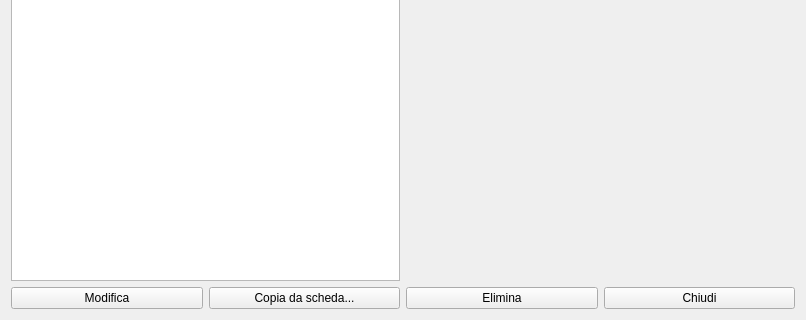
fblabs/hamlet-mod-sancon, file hschedeclienti.ui: the form before one commit; both pictures show x 0 to 806 and y 329 to 649 of the 806 by 649 pixel window.
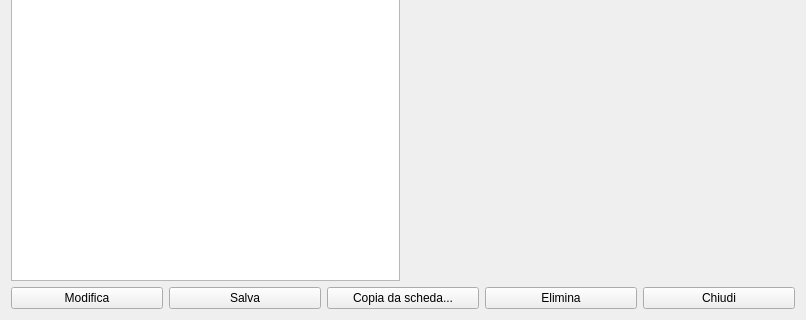
The form after the commit. Icons and pictures are not drawn. Custom widgets are drawn as their Qt base class.

```diff
--- a/hschedeclienti.ui
+++ b/hschedeclienti.ui
@@ -134,6 +134,23 @@
        </property>
       </widget>
      </item>
+     <item>
+      <widget class="QPushButton" name="pushButton_2">
+       <property name="text">
+        <string>Salva</string>
+       </property>
+       <property name="icon">
+        <iconset resource="icons.qrc">
+         <normaloff>:/Resources/save-icon.png</normaloff>:/Resources/save-icon.png</iconset>
+       </property>
+       <property name="iconSize">
+        <size>
+         <width>32</width>
+         <height>32</height>
+        </size>
+       </property>
+      </widget>
+     </item>
      <item>
       <widget class="QPushButton" name="btnDup">
        <property name="text">
```
Left out of the diff: 12 changed lines with no effect on the pictures.
